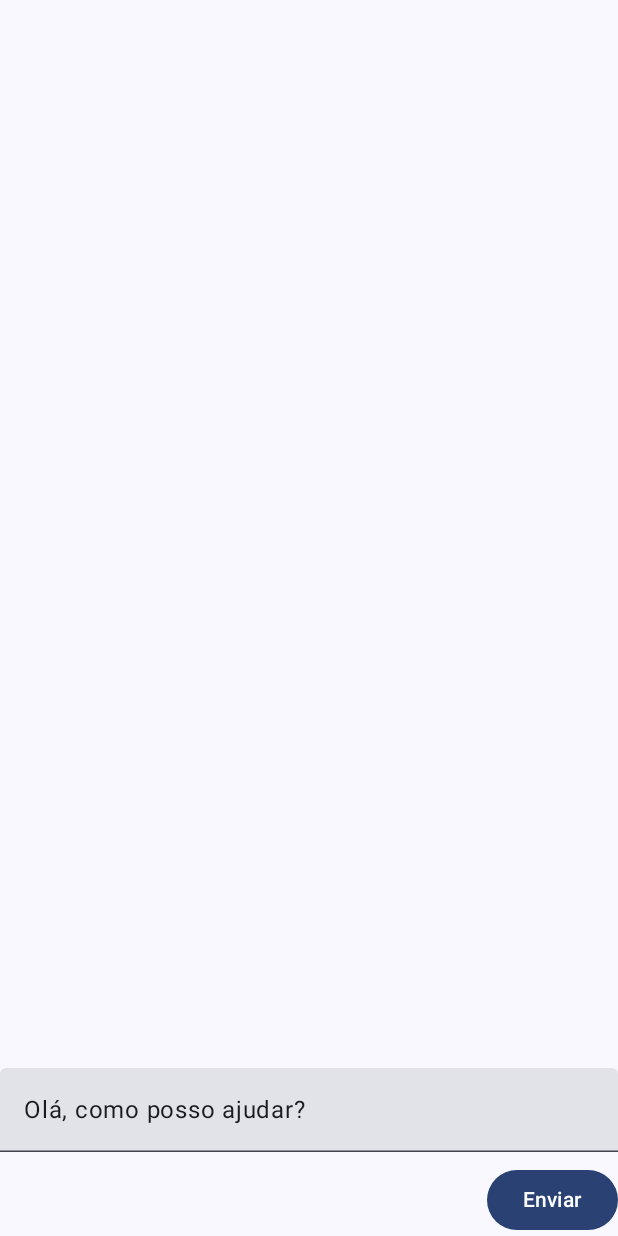
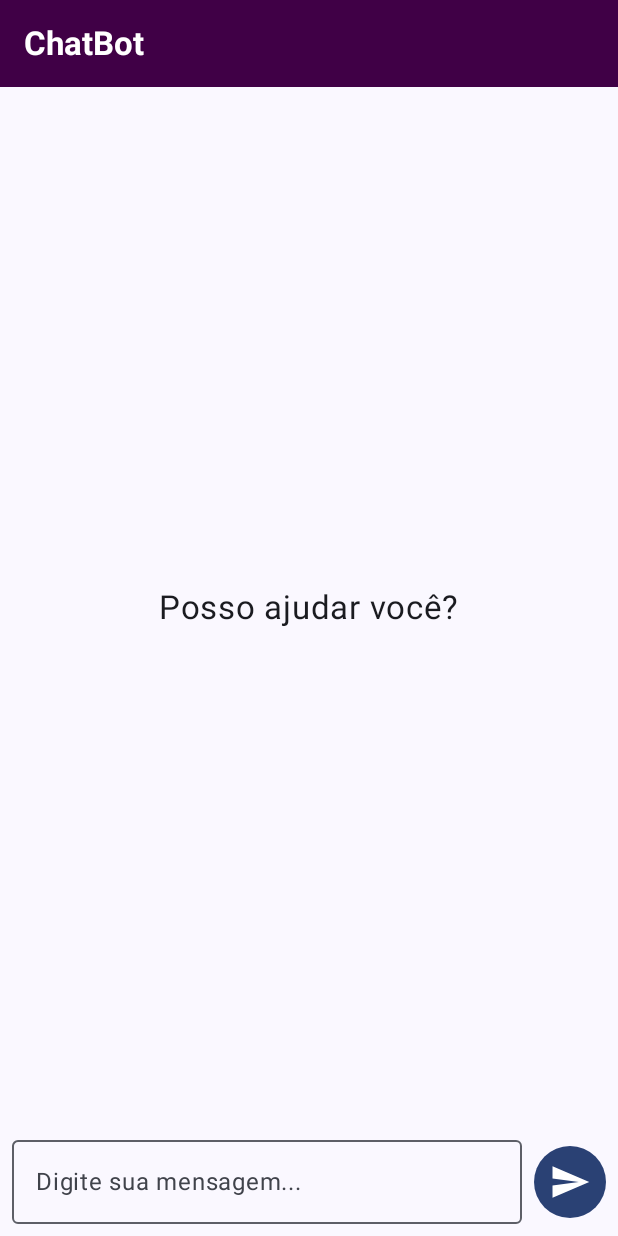
Before and after one commit to anne-pinho/chatbot_IA, an Android app built with Jetpack Compose: the screen it shows after launch (MainActivity), on a phone screen of 412 x 824 dp. Run offline under Robolectric (Android 15) with nearby library versions, the phone set to English and light mode, and no system bars; libraries missing offline, so code that uses them is left out: com.google.ai.client.

Commit message:
complete refactoring

```diff
--- a/app/src/main/java/com/example/chatbot_ia/MainActivity.kt
+++ b/app/src/main/java/com/example/chatbot_ia/MainActivity.kt
@@ -1,25 +1,33 @@
 package com.example.chatbot_ia
 
+import android.os.Build
 import android.os.Bundle
 import androidx.activity.ComponentActivity
 import androidx.activity.compose.setContent
 import androidx.activity.enableEdgeToEdge
+import androidx.annotation.RequiresApi
 import androidx.compose.foundation.layout.fillMaxSize
 import androidx.compose.foundation.layout.padding
 import androidx.compose.material3.Scaffold
 import androidx.compose.ui.Modifier
 import com.example.chatbot_ia.ui.theme.Chatbot_IATheme
-import com.example.chatbot_ia.ui.ChatScreen
-
+import com.example.chatbot_ia.screens.ChatScreen
+import com.example.chatbot_ia.viewmodel.ChatViewModel
+import androidx.lifecycle.viewmodel.compose.viewModel
 
 class MainActivity : ComponentActivity() {
+    @RequiresApi(Build.VERSION_CODES.VANILLA_ICE_CREAM)
     override fun onCreate(savedInstanceState: Bundle?) {
         super.onCreate(savedInstanceState)
         enableEdgeToEdge()
         setContent {
             Chatbot_IATheme {
                 Scaffold(modifier = Modifier.fillMaxSize()) { innerPadding ->
-                    ChatScreen(modifier = Modifier.padding(innerPadding))
+                    val viewModel: ChatViewModel = viewModel()
+                    ChatScreen(
+                        modifier = Modifier.padding(innerPadding),
+                        viewModel = viewModel
+                    )
                 }
             }
         }
--- /dev/null
+++ b/app/src/main/java/com/example/chatbot_ia/components/AppHeader.kt
@@ -0,0 +1,40 @@
+package com.example.chatbot_ia.components
+
+import androidx.compose.foundation.background
+import androidx.compose.foundation.layout.Box
+import androidx.compose.foundation.layout.fillMaxSize
+import androidx.compose.foundation.layout.fillMaxWidth
+import androidx.compose.foundation.layout.height
+import androidx.compose.foundation.layout.padding
+import androidx.compose.material.Text
+import androidx.compose.runtime.Composable
+import androidx.compose.ui.Modifier
+import androidx.compose.ui.graphics.Color
+import androidx.compose.ui.text.font.FontWeight
+import androidx.compose.ui.tooling.preview.Preview
+import androidx.compose.ui.unit.dp
+import androidx.compose.ui.unit.sp
+
+@Composable
+fun AppHeader() {
+    Box(
+        modifier = Modifier
+            .fillMaxWidth()
+            .background(Color(0xFF400046))
+    ) {
+        Text(
+            text = "ChatBot",
+            modifier = Modifier.padding(16.dp),
+            color = Color.White,
+            fontWeight = FontWeight.Bold,
+            fontSize = 22.sp
+        )
+    }
+}
+
+
+@Preview(showBackground = true)
+@Composable
+fun AppHeaderPreview() {
+    AppHeader()
+}
--- /dev/null
+++ b/app/src/main/java/com/example/chatbot_ia/components/MessageInput.kt
@@ -0,0 +1,94 @@
+package com.example.chatbot_ia.components
+
+import androidx.compose.foundation.background
+import androidx.compose.foundation.layout.Row
+import androidx.compose.foundation.layout.fillMaxWidth
+import androidx.compose.foundation.layout.padding
+import androidx.compose.foundation.layout.size
+import androidx.compose.foundation.shape.CircleShape
+import androidx.compose.foundation.text.KeyboardActions
+import androidx.compose.foundation.text.KeyboardOptions
+import androidx.compose.material.icons.Icons
+import androidx.compose.material.icons.automirrored.filled.Send
+import androidx.compose.material.icons.filled.Send
+import androidx.compose.material3.Icon
+import androidx.compose.material3.IconButton
+import androidx.compose.material3.MaterialTheme
+import androidx.compose.material3.OutlinedTextField
+import androidx.compose.material3.Text
+import androidx.compose.runtime.Composable
+import androidx.compose.runtime.getValue
+import androidx.compose.runtime.mutableStateOf
+import androidx.compose.runtime.remember
+import androidx.compose.runtime.setValue
+import androidx.compose.ui.Alignment
+import androidx.compose.ui.Modifier
+import androidx.compose.ui.graphics.Color
+import androidx.compose.ui.text.input.ImeAction
+import androidx.compose.ui.tooling.preview.Preview
+import androidx.compose.ui.unit.dp
+
+private fun handleSendMessage(
+    message: String,
+    onMessageSend: (String) -> Unit,
+    onMessageCleared: (String) -> Unit
+) {
+    if (message.isNotEmpty()) {
+        onMessageSend(message)
+        onMessageCleared(message)
+    }
+}
+
+@Composable
+fun MessageInput(
+    onMessageSend: (String) -> Unit,
+    modifier: Modifier = Modifier
+) {
+    var message by remember { mutableStateOf("") }
+
+    Row(
+        modifier = modifier
+            .fillMaxWidth()
+            .padding(8.dp),
+        verticalAlignment = Alignment.CenterVertically
+    ) {
+        OutlinedTextField(
+            modifier = Modifier.weight(1f),
+            value = message,
+            onValueChange = { message = it },
+            placeholder = { Text(text = "Digite sua mensagem...") },
+            keyboardOptions = KeyboardOptions(imeAction = ImeAction.Send),
+            keyboardActions = KeyboardActions(onSend = {
+                handleSendMessage(message, onMessageSend) { newMessage ->
+                    message = newMessage
+                }
+            })
+        )
+        IconButton(
+            onClick = {
+                handleSendMessage(message, onMessageSend){ newMessage ->
+                    message = newMessage
+                }
+            },
+            modifier = Modifier
+                .padding(start = 8.dp)
+                .size(48.dp)
+                .background(MaterialTheme.colorScheme.primary, CircleShape)
+        ) {
+            Icon(
+                imageVector = Icons.AutoMirrored.Filled.Send,
+                contentDescription = "Enviar Mensagem",
+                tint = Color.White,
+                modifier = Modifier.size(28.dp)
+            )
+        }
+    }
+}
+
+@Preview(showBackground = true)
+@Composable
+fun MessageInputPreview() {
+    MessageInput(
+        onMessageSend = { },
+    )
+}
--- /dev/null
+++ b/app/src/main/java/com/example/chatbot_ia/components/MessageList.kt
@@ -0,0 +1,58 @@
+package com.example.chatbot_ia.components
+
+import android.graphics.ColorSpace.Model
+import androidx.compose.foundation.Image
+import androidx.compose.foundation.layout.Arrangement
+import androidx.compose.foundation.layout.Column
+import androidx.compose.foundation.layout.fillMaxSize
+import androidx.compose.foundation.layout.size
+import androidx.compose.foundation.lazy.LazyColumn
+import androidx.compose.foundation.lazy.items
+import androidx.compose.material3.Text
+import androidx.compose.runtime.Composable
+import androidx.compose.ui.Alignment
+import androidx.compose.ui.Modifier
+import androidx.compose.ui.tooling.preview.Preview
+import androidx.compose.ui.unit.dp
+import androidx.compose.ui.unit.sp
+import com.example.chatbot_ia.model.ModelActivity
+
+
+@Composable
+fun MessageList(
+    modifier: Modifier = Modifier,
+    messageList: List<ModelActivity>
+) {
+    if (messageList.isEmpty()) {
+        Column(
+            modifier = modifier.fillMaxSize(),
+            horizontalAlignment = Alignment.CenterHorizontally,
+            verticalArrangement = Arrangement.Center
+        ) {
+            Text(
+                text = "Posso ajudar você?",
+                fontSize = 22.sp
+            )
+        }
+    } else {
+        LazyColumn(
+            modifier = modifier,
+            reverseLayout = true
+        ) {
+            items(messageList.reversed()) { message ->
+                MessageRow(messageModel = message)
+            }
+        }
+    }
+}
+
+@Preview(showBackground = true)
+@Composable
+fun MessageListPreview() {
+    MessageList(
+        messageList = listOf(
+            ModelActivity("Olá", "Usuário"),
+             ModelActivity("Oi, como posso ajudar?", "exemplo")
+        )
+    )
+}
--- a/app/src/main/java/com/example/chatbot_ia/model/Message.kt
+++ /dev/null
@@ -1,6 +0,0 @@
-package com.example.chatbot_ia.model
-
-data class Message (
-    val text: String,
-    val isUser: Boolean
-)
--- /dev/null
+++ b/app/src/main/java/com/example/chatbot_ia/model/ModelActivity.kt
@@ -0,0 +1,6 @@
+package com.example.chatbot_ia.model
+
+data class ModelActivity(
+    val message: String,
+    val role: String,
+)
--- /dev/null
+++ b/app/src/main/java/com/example/chatbot_ia/repository/ChatRepository.kt
@@ -0,0 +1,22 @@
+package com.example.chatbot_ia.repository
+
+import com.example.chatbot_ia.model.ModelActivity
+import com.google.ai.client.generativeai.GenerativeModel
+import com.google.ai.client.generativeai.type.content
+
+class ChatRepository(private val apiKey: String) {
+    private val generativeModel: GenerativeModel = GenerativeModel(
+        apiKey = apiKey,
+        modelName = "gemini-2.0-flash"
+    )
+
+    suspend fun sendMessage(question: String, messageList: List<ModelActivity>): String {
+        val chat = generativeModel.startChat(
+            history = messageList.map {
+                content(it.role) { text(it.message) }
+            }.toList()
+        )
+        val response = chat.sendMessage(question)
+        return response.text.toString()
+    }
+}
--- /dev/null
+++ b/app/src/main/java/com/example/chatbot_ia/screens/ChatScreen.kt
@@ -0,0 +1,48 @@
+package com.example.chatbot_ia.screens
+
+import android.os.Build
+import androidx.annotation.RequiresApi
+import androidx.compose.foundation.layout.Arrangement
+import androidx.compose.foundation.layout.Column
+import androidx.compose.runtime.Composable
+import androidx.compose.ui.Alignment
+import androidx.compose.ui.Modifier
+import androidx.compose.ui.tooling.preview.Preview
+import com.example.chatbot_ia.components.AppHeader
+import com.example.chatbot_ia.components.MessageInput
+import com.example.chatbot_ia.components.MessageList
+import com.example.chatbot_ia.model.ModelActivity
+import com.example.chatbot_ia.viewmodel.ChatViewModel
+
+
+@RequiresApi(Build.VERSION_CODES.VANILLA_ICE_CREAM)
+@Composable
+fun ChatScreen(modifier: Modifier = Modifier, viewModel: ChatViewModel) {
+
+    Column(
+        modifier = Modifier
+    ) {
+        AppHeader()
+        MessageList(
+            modifier= Modifier.weight(1f),
+            messageList = viewModel.messageList
+        )
+        MessageInput(
+            onMessageSend = {
+                viewModel.sendMessage(it)
+            }
+        )
+    }
+}
+
+
+@RequiresApi(Build.VERSION_CODES.VANILLA_ICE_CREAM)
+@Preview(showBackground = true)
+@Composable
+fun ChatScreenPreview() {
+    val mockViewModel = ChatViewModel().apply {
+        messageList.add(ModelActivity("Olá", "user"))
+        messageList.add(ModelActivity("Oi! Como posso ajudar?", "exemplo"))
+    }
+        ChatScreen(viewModel = mockViewModel)
+}
--- a/app/src/main/java/com/example/chatbot_ia/ui/ChatScreen.kt
+++ /dev/null
@@ -1,71 +0,0 @@
-package com.example.chatbot_ia.ui
-
-import androidx.compose.foundation.layout.Arrangement
-import androidx.compose.foundation.layout.Column
-import androidx.compose.foundation.layout.fillMaxSize
-import androidx.compose.foundation.layout.fillMaxWidth
-import androidx.compose.foundation.layout.padding
-import androidx.compose.foundation.lazy.LazyColumn
-import androidx.compose.foundation.lazy.items
-import androidx.compose.material3.Button
-import androidx.compose.material3.Text
-import androidx.compose.material3.TextField
-import androidx.compose.runtime.Composable
-import androidx.compose.runtime.getValue
-import androidx.compose.runtime.mutableStateListOf
-import androidx.compose.runtime.mutableStateOf
-import androidx.compose.runtime.remember
-import androidx.compose.runtime.setValue
-import androidx.compose.ui.Alignment
-import androidx.compose.ui.Modifier
-import androidx.compose.ui.tooling.preview.Preview
-import androidx.compose.ui.unit.dp
-import com.example.chatbot_ia.model.Message
-import com.example.chatbot_ia.ui.theme.Chatbot_IATheme
-
-@Composable
-fun ChatScreen(modifier: Modifier = Modifier) {
-    val messages = remember { mutableStateListOf<Message>() }
-    var currentInput by remember { mutableStateOf("Olá, como posso ajudar?") }
-
-    Column(
-        modifier = modifier.fillMaxSize(),
-        horizontalAlignment = Alignment.CenterHorizontally,
-        verticalArrangement = Arrangement.Center
-    ) {
-        LazyColumn( // para listar mensagens
-            modifier = Modifier.weight(1f),
-            reverseLayout = true
-        ) { items(messages.reversed()) { message ->
-//            Text(
-//                text =
-//            )
-
-        }
-        }
-        TextField(
-            value = currentInput,
-            onValueChange = { currentInput = it },
-            modifier = Modifier
-                .fillMaxWidth()
-                .padding(vertical = 8.dp)
-            // textStyle =  MaterialTheme.typography.fon,
-        )
-        Button(
-            onClick = {},
-            modifier = Modifier.align(Alignment.End)
-
-        ) {
-            Text("Enviar")
-        }
-    }
-}
-
-
-@Preview(showBackground = true)
-@Composable
-fun GreetingPreview() {
-    Chatbot_IATheme {
-        ChatScreen()
-    }
-}
--- a/app/src/main/java/com/example/chatbot_ia/ui/theme/Color.kt
+++ b/app/src/main/java/com/example/chatbot_ia/ui/theme/Color.kt
@@ -9,3 +9,6 @@ val Pink80 = Color(0xFFEFB8C8)
 val Purple40 = Color(0xFF6650a4)
 val PurpleGrey40 = Color(0xFF625b71)
 val Pink40 = Color(0xFF7D5260)
+
+val ColorModelMessage = Color(0xFF03A9F4)
+val ColorUserMessage = Color(0xFFBBA1F1)
--- /dev/null
+++ b/app/src/main/java/com/example/chatbot_ia/viewmodel/ChatViewModel.kt
@@ -0,0 +1,34 @@
+package com.example.chatbot_ia.viewmodel
+
+import android.os.Build
+import androidx.annotation.RequiresApi
+import androidx.compose.runtime.mutableStateListOf
+import androidx.lifecycle.ViewModel
+import androidx.lifecycle.viewModelScope
+import com.example.chatbot_ia.model.ModelActivity
+import com.example.chatbot_ia.repository.ChatRepository
+import kotlinx.coroutines.launch
+
+class ChatViewModel : ViewModel() {
+    private val chatRepository = ChatRepository(apiKey = "AIzaSyCYsqGMps6iGRryP4Jf2ReuCFVyioqo5OI")
+
+    val messageList = mutableStateListOf<ModelActivity>()
+
+    @RequiresApi(Build.VERSION_CODES.VANILLA_ICE_CREAM)
+    fun sendMessage(question: String) {
+        viewModelScope.launch {
+            try {
+                messageList.add(ModelActivity(question, "user"))
+                messageList.add(ModelActivity("Escrevendo...", "model"))
+
+                val response = chatRepository.sendMessage(question, messageList)
+
+                messageList.removeLast()
+                messageList.add(ModelActivity(response, "model"))
+            } catch (e: Exception){
+                messageList.removeLast()
+                messageList.add(ModelActivity("Erro: ${e.message}", "model"))
+            }
+        }
+    }
+}
```
Also changed, not shown: app/build.gradle.kts (+9 -0 lines), app/src/main/java/com/example/chatbot_ia/components/MessageRow.kt (added, +60 -0 lines), app/src/main/res/values/colors.xml (+5 -5 lines), gradle/libs.versions.toml (+9 -0 lines), 1 other file.
